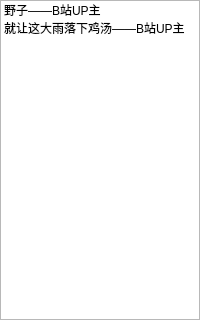
Before: the Qt Designer form playlistwidget.ui in suhuamo/huahua-player, drawn with Qt 5.
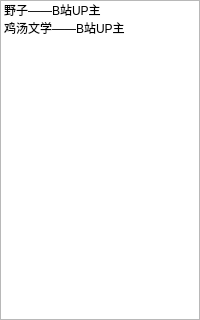
After: the same form once the commit is applied.

The edit to the form file:
```diff
--- a/playlistwidget.ui
+++ b/playlistwidget.ui
@@ -38,7 +38,10 @@
      </item>
      <item>
       <property name="text">
-       <string>就让这大雨落下鸡汤——B站UP主</string>
+       <string>鸡汤文学——B站UP主</string>
+      </property>
+      <property name="toolTip">
+       <string>默认视频</string>
       </property>
      </item>
     </widget>
```
Left out of the diff: 3 changed lines with no effect on the pictures.
